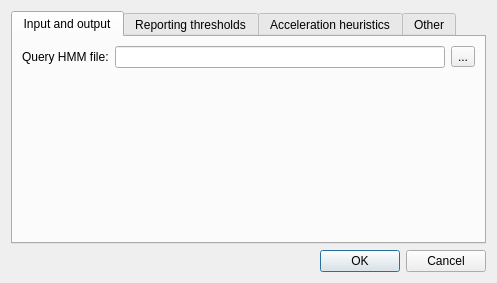
Old version of the form src/plugins_3rdparty/hmm3/src/search/ui/UHMM3SearchDialog.ui in the repository violethaze74/ugene.
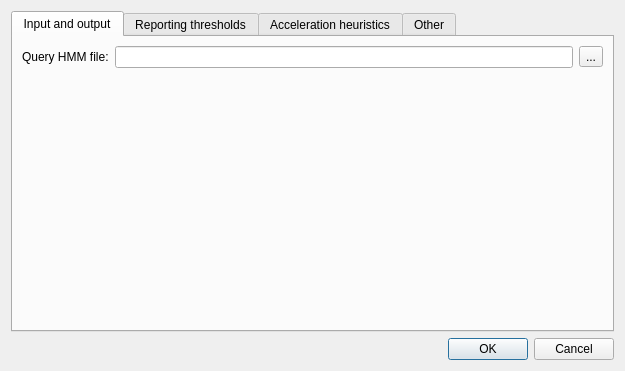
New version of the form. The open tabs and pages were chosen to show the change.

Commit message: Trivial GUI fixes: "Help" and "Cancel" buttons in the "ORF Marker" dialog are not disabled while the search task is active now; the first tab is opened by default in the "HMM3 Search" dialog

```diff
--- a/src/plugins_3rdparty/hmm3/src/search/ui/UHMM3SearchDialog.ui
+++ b/src/plugins_3rdparty/hmm3/src/search/ui/UHMM3SearchDialog.ui
@@ -6,8 +6,8 @@
    <rect>
     <x>0</x>
     <y>0</y>
-    <width>465</width>
-    <height>283</height>
+    <width>625</width>
+    <height>371</height>
    </rect>
   </property>
   <property name="windowTitle">
@@ -18,8 +18,8 @@
     <widget class="QTabWidget" name="tabWidget">
      <property name="sizeHint" stdset="0">
       <size>
-       <width>447</width>
-       <height>311</height>
+       <width>601</width>
+       <height>342</height>
       </size>
      </property>
      <property name="tabShape">
```
Left out of the diff: 2 changed lines with no effect on the pictures. The commit also changes 1 other file.
